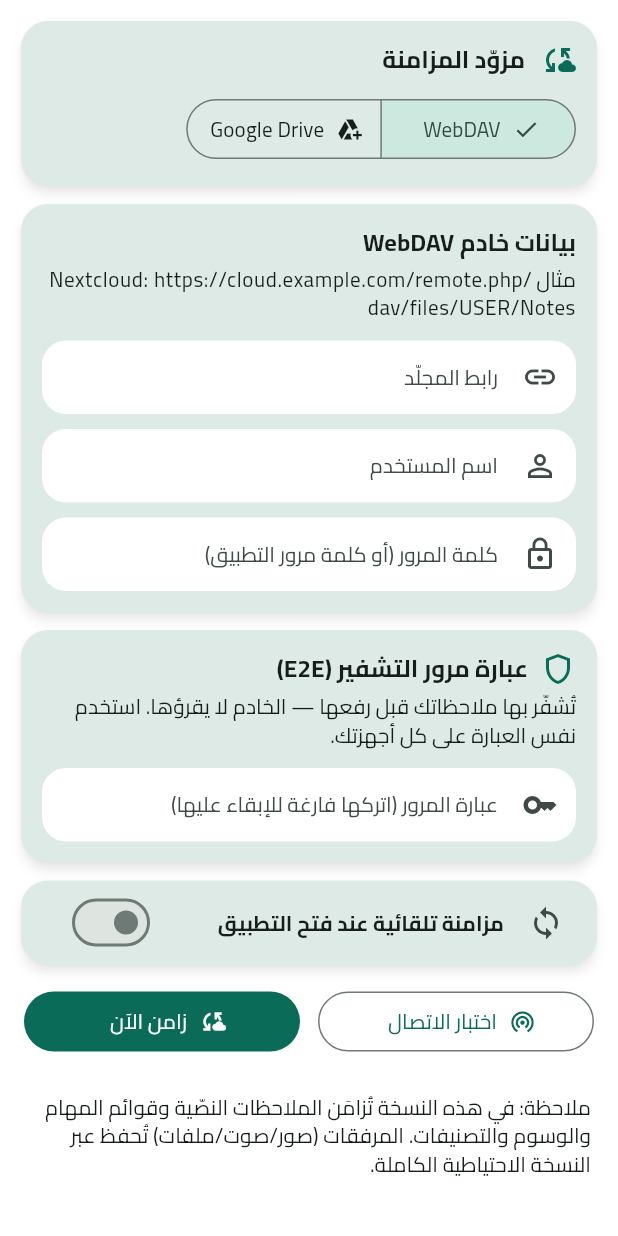
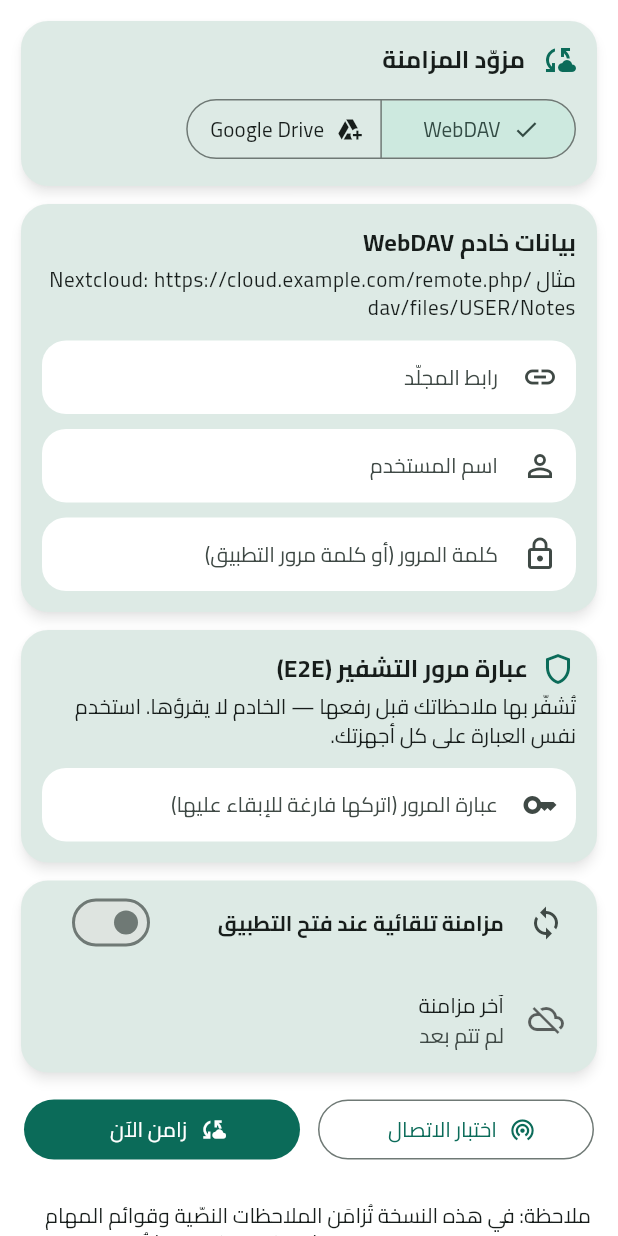
Before and after one commit to alaoufi/alaoufi_notes, a Flutter app: the CloudSyncScreen screen opened directly, on a phone screen of 412 x 824 dp. Run offline on Flutter 3.47's test engine with Material 3 defaults, Android fonts, the phone set to English and light mode, and no system bars; drawn by our look-alikes of dynamic_color; our stand-ins replace audioplayers, device_info_plus, file_picker, flutter_colorpicker, flutter_local_notifications, flutter_secure_storage and 14 more; missing offline and left inert: android_id, cryptography, encrypt, extension_google_sign_in_as_googleapis_auth, flutter_quill, googleapis and 2 more; accounts and stored records are empty; project files that could hold a hidden picture were left out.

Commit message:
المزامنة: عرض «آخر مزامنة» أوضح (وقت نسبيّ + حالة)
- بطاقة آخر مزامنة تظهر دائمًا: أيقونة حالة (سحابة خضراء متّصلة / سحابة مقطوعة)،
  ووقت نسبيّ ودّي «قبل ٥ دقائق» بجانب التاريخ الكامل، أو «لم تتم بعد».
- مساعد _relative للوقت النسبيّ (الآن/دقائق/ساعات/أيام/أشهر).

رفع النسخة إلى 1.2.12+41.

Co-Authored-By: Claude Fable 5 <noreply@anthropic.com>
Claude-Session: https://claude.ai/code/session_01EgFDkQ7WC3S16HHMbyH5e4

```diff
--- a/mudhakkarati/lib/features/sync/cloud_sync_screen.dart
+++ b/mudhakkarati/lib/features/sync/cloud_sync_screen.dart
@@ -95,6 +95,16 @@ class _CloudSyncScreenState extends State<CloudSyncScreen> {
     if (!mounted) return;
     ScaffoldMessenger.of(context)
         .showSnackBar(SnackBar(content: Text(msg)));
+  }
+
+  /// وقت نسبيّ ودّي لآخر مزامنة (الآن/قبل دقائق/ساعات/أيام).
+  String _relative(DateTime d) {
+    final diff = DateTime.now().difference(d);
+    if (diff.inMinutes < 1) return 'الآن';
+    if (diff.inMinutes < 60) return 'قبل ${diff.inMinutes} دقيقة';
+    if (diff.inHours < 24) return 'قبل ${diff.inHours} ساعة';
+    if (diff.inDays < 30) return 'قبل ${diff.inDays} يوم';
+    return 'قبل ${diff.inDays ~/ 30} شهر';
   }
 
   Future<bool> _saveSettings() async {
@@ -327,13 +337,17 @@ class _CloudSyncScreenState extends State<CloudSyncScreen> {
                         title: const Text('مزامنة تلقائية عند فتح التطبيق',
                             style: TextStyle(fontWeight: FontWeight.bold)),
                       ),
-                      if (_last != null)
-                        ListTile(
-                          leading: const Icon(Icons.schedule),
-                          title: const Text('آخر مزامنة'),
-                          subtitle: Text(DateFormat('yyyy/MM/dd – HH:mm')
-                              .format(_last!)),
-                        ),
+                      ListTile(
+                        leading: Icon(
+                            _last != null ? Icons.cloud_done : Icons.cloud_off,
+                            color: _last != null
+                                ? Colors.green
+                                : Theme.of(context).hintColor),
+                        title: const Text('آخر مزامنة'),
+                        subtitle: Text(_last == null
+                            ? 'لم تتم بعد'
+                            : '${_relative(_last!)} • ${DateFormat('yyyy/MM/dd – HH:mm').format(_last!)}'),
+                      ),
                     ],
                   ),
                 ),
--- a/mudhakkarati/pubspec.yaml
+++ b/mudhakkarati/pubspec.yaml
@@ -1,7 +1,7 @@
 name: mudhakkarati
 description: "مذكراتي - تطبيق مذكرات وملاحظات يعمل بدون إنترنت بالكامل."
 publish_to: 'none'
-version: 1.2.11+40
+version: 1.2.12+41
 
 environment:
   sdk: '>=3.4.0 <4.0.0'
```
